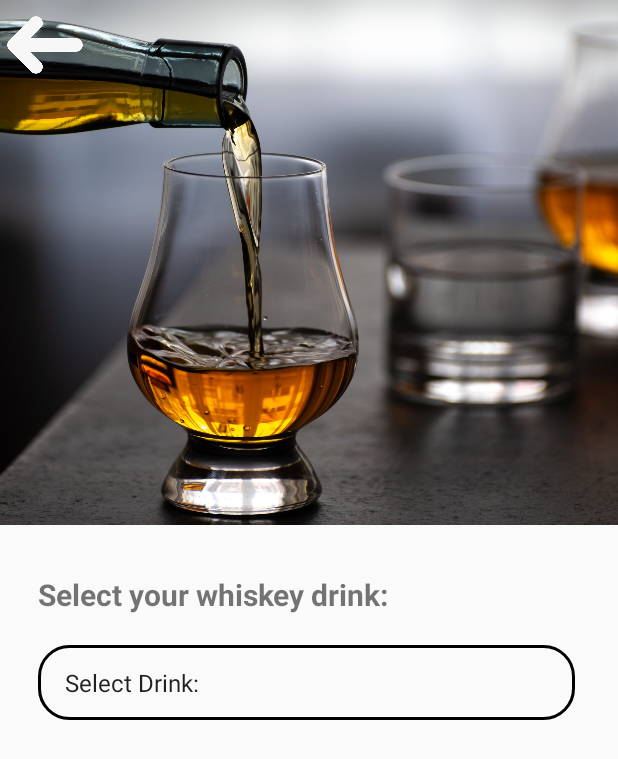
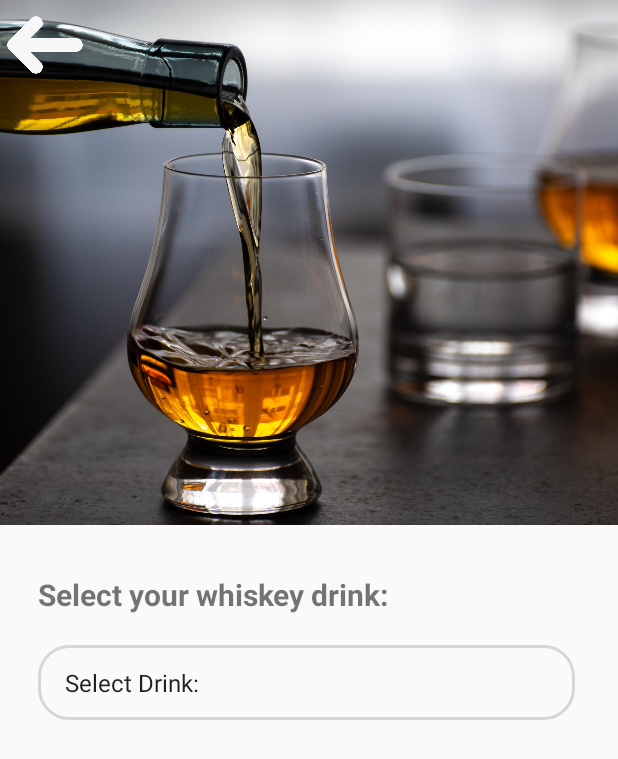
Before and after one commit to Roybraish24/Automated_bar, an Android app: the whiskey_drinks_activity screen opened directly, with no data from a screen before it, on a phone screen of 412 x 824 dp. Shown: the top 759 px of the screen. Run offline under Robolectric (Android 15) with nearby library versions, the phone set to English and light mode, and no system bars; our stand-ins replace Volley; 13 statements that could not run were skipped.

Commit message:
test test

```diff
--- a/AutomatedBar/app/src/main/res/drawable/spinner_background.xml
+++ b/AutomatedBar/app/src/main/res/drawable/spinner_background.xml
@@ -13,7 +13,7 @@
                         android:top="10dp" />
                     <stroke
                         android:width="2dp"
-                        android:color="@color/black"/>
+                        android:color="@color/automated_bar_darkgrey"/>
                 </shape>
             </item>
         </layer-list></item>
```
